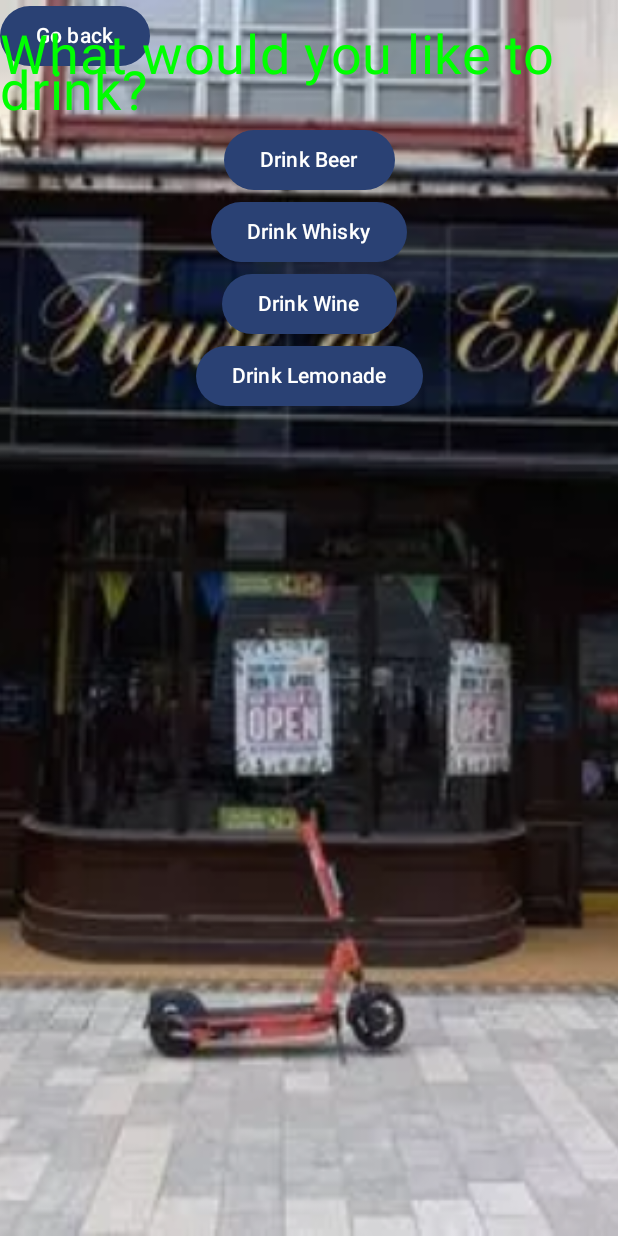
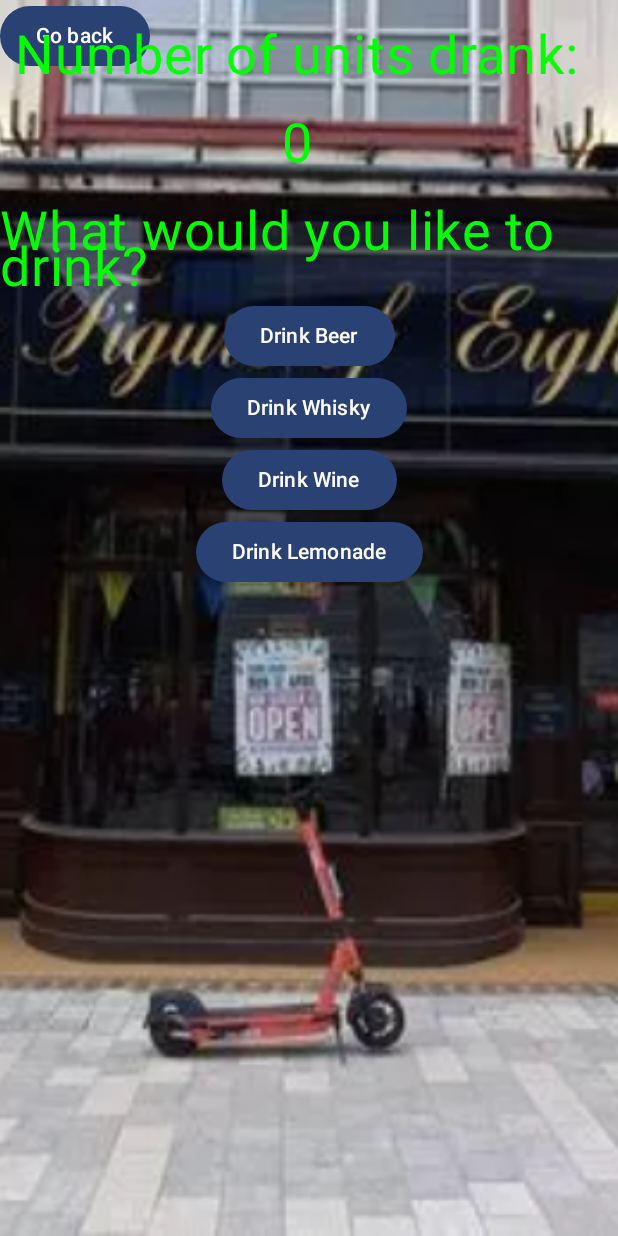
Before and after one commit to LeightonGinty/AlcoGotchi, an Android app built with Jetpack Compose: the DrinkingActivity screen opened directly, with no data from a screen before it, on a phone screen of 412 x 824 dp. Run offline under Robolectric (Android 15) with nearby library versions, the phone set to English and light mode, and no system bars; network calls fail.

Commit message:
Add driving

```diff
--- a/app/src/main/java/com/example/alcagotchi/DrinkingActivity.kt
+++ b/app/src/main/java/com/example/alcagotchi/DrinkingActivity.kt
@@ -34,6 +34,7 @@ import androidx.compose.material3.MaterialTheme
 import androidx.compose.material3.Surface
 import androidx.compose.material3.Text
 import androidx.compose.runtime.Composable
+import androidx.compose.runtime.getValue
 import androidx.compose.runtime.mutableIntStateOf
 import androidx.compose.ui.Alignment
 import androidx.compose.ui.Modifier
@@ -137,12 +138,29 @@ class DrinkingViewModel : ViewModel() {
 
 @Composable
 fun DrinkingOptions(viewModel: DrinkingViewModel, modifier: Modifier = Modifier) {
+    val drunk by viewModel.drunk
+
     Column(
         verticalArrangement = Arrangement.Center,
         horizontalAlignment = Alignment.CenterHorizontally
     ) {
         val context = LocalContext.current as Activity
-
+        Text(
+            text = "Number of units drank:",
+            fontSize = 36.sp,
+            color = Color(0xFF00FF00),
+            modifier = Modifier
+                .padding(top = 16.dp)
+                .padding(end = 16.dp)
+        )
+        Text(
+            text = drunk.toString(),
+            fontSize = 36.sp,
+            color = Color(0xFF00FF00),
+            modifier = Modifier
+                .padding(top = 16.dp)
+                .padding(end = 16.dp)
+        )
         Text(
             text = "What would you like to drink?",
             fontSize = 36.sp,
--- a/app/src/main/java/com/example/alcagotchi/MainActivity.kt
+++ b/app/src/main/java/com/example/alcagotchi/MainActivity.kt
@@ -161,6 +161,12 @@ fun GreetingText(viewModel: MainViewModel, message: String, from: String, modifi
             }) {
                 Text("Go to shop")
             }
+            Button(onClick = {
+                val intent = Intent(context, DrivingActivity::class.java)
+                context.startActivity(intent)
+            }) {
+                Text("Start Driving")
+            }
         } else {
             Text(
                 text = "connecting... plz wait",
```
Also changed, not shown: app/src/main/AndroidManifest.xml (+11 -0 lines), app/src/main/java/com/example/alcagotchi/AlcoGotchi.kt (+13 -0 lines), app/src/main/java/com/example/alcagotchi/DrivingActivity.kt (+149 -0 lines).
